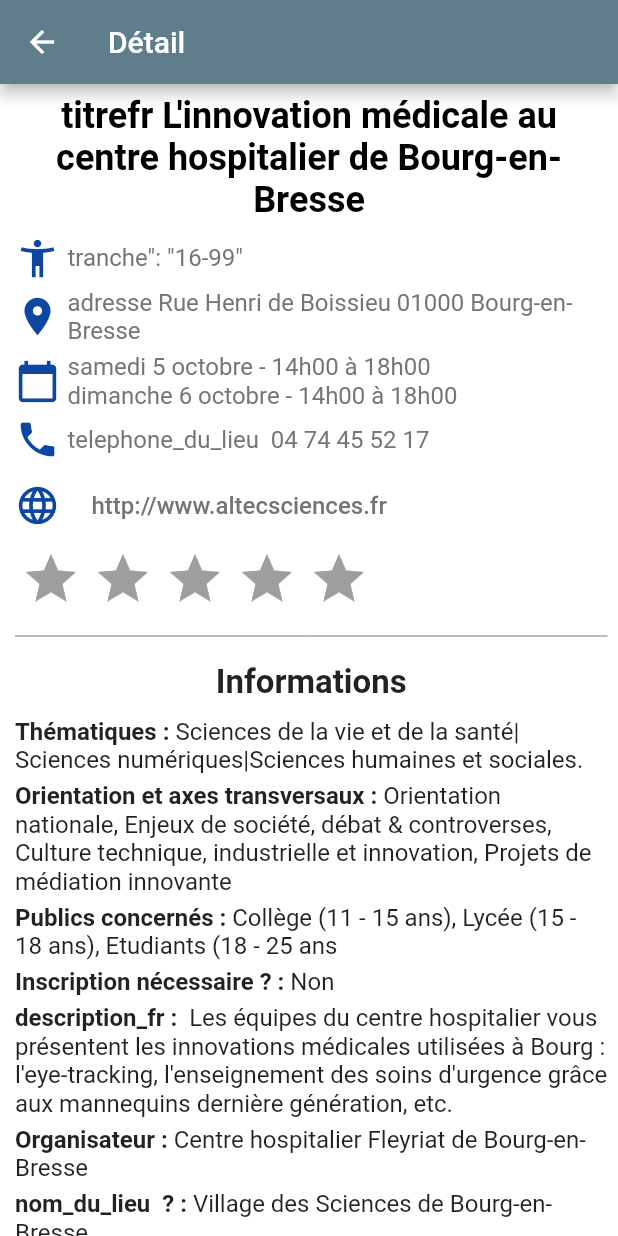
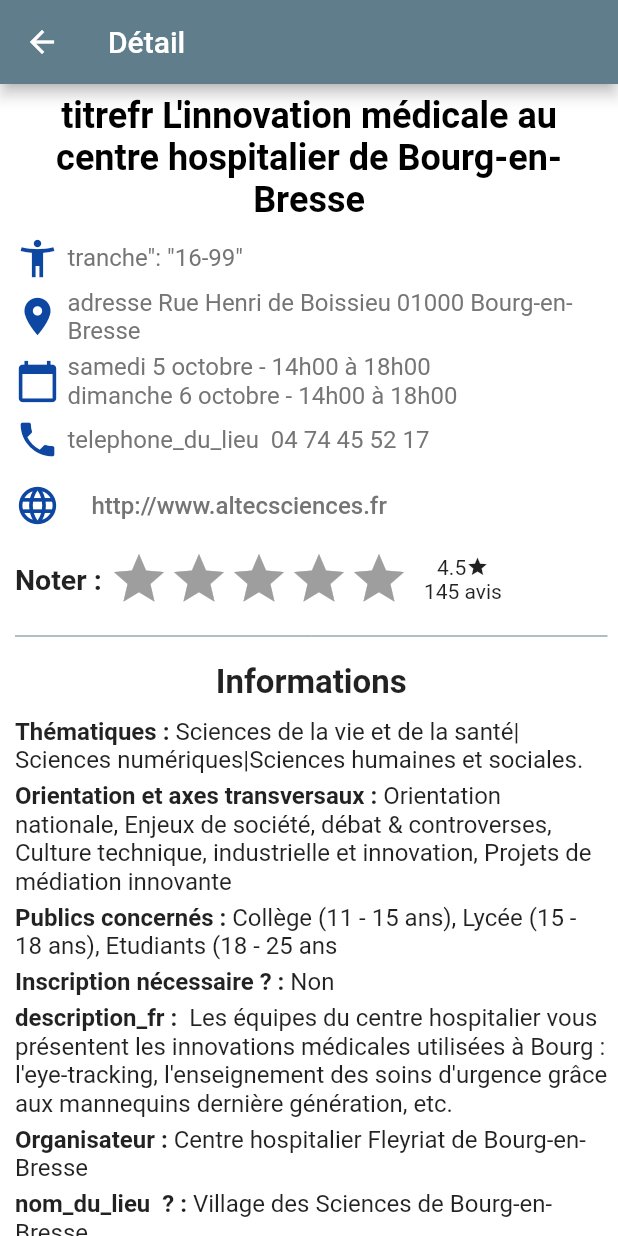
Before and after one commit to Hackathon2020Rennes1/Hackathon2020Rennes1, a Flutter app: the Detail screen opened directly, on a phone screen of 412 x 824 dp. Run offline on Flutter 3.47's test engine with Material 2 defaults, Android fonts, the phone set to English and light mode, and no system bars; drawn by our look-alikes of flutter_rating_bar; our stand-ins replace cached_network_image, cloud_firestore, firebase_auth, firebase_core, flutter_map, google_maps_flutter and 2 more; accounts and stored records are empty; network calls fail.

Commit message:
detail update

```diff
--- a/lib/src/pages/detail_page/detail.dart
+++ b/lib/src/pages/detail_page/detail.dart
@@ -149,21 +149,50 @@ class Detail extends StatelessWidget {
                         Padding(
                           padding: const EdgeInsets.only(top: 5),
                         ),
+                        Row(
+                          children: [
+                            Text(
+                              'Noter : ',
+                              style: TextStyle(fontSize: 19, fontWeight: FontWeight.bold),
+                            ),
                             RatingBar.builder(
                               initialRating: 0,
                               minRating: 1,
                               direction: Axis.horizontal,
                               allowHalfRating: true,
                               itemCount: 5,
-                          itemPadding: EdgeInsets.symmetric(horizontal: 4.0),
+                              itemPadding: EdgeInsets.symmetric(horizontal: 0.0),
                               itemBuilder: (context, _) => Icon(
                                 Icons.star,
                                 color: Colors.amber,
+                                size: 18,
                               ),
                               onRatingUpdate: (rating) {
                                 print(rating);
                               },
                             ),
+                            Padding(padding: const EdgeInsets.only(left: 10.0),),
+                            Column(
+                              children: [
+
+                                Row(
+                                  children: [
+                                    Text('4.5'),
+                                    Icon(
+                                      Icons.star,
+                                      size: 15,
+                                    )
+                                  ],
+                                ),
+
+                                Text('145 avis')
+                              ],
+                            )
+                          ],
+
+                        ),
+
+
                         Padding(
                           padding: const EdgeInsets.only(top: 10),
                         ),
```
Lines whose indentation alone changed are shown as unchanged.
